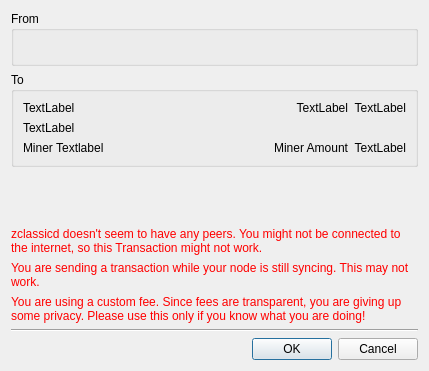
This is src/confirm.ui in zkcoreorg/zcl-qt-wallet as Qt 5 draws it before an edit. The edited form follows.
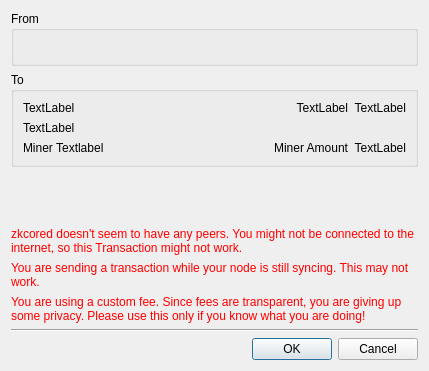
This is the edited form.

```diff
--- a/src/confirm.ui
+++ b/src/confirm.ui
@@ -152,7 +152,7 @@
       <string notr="true">color: red;</string>
      </property>
      <property name="text">
-      <string>zclassicd doesn't seem to have any peers. You might not be connected to the internet, so this Transaction might not work.</string>
+      <string>zkcored doesn't seem to have any peers. You might not be connected to the internet, so this Transaction might not work.</string>
      </property>
      <property name="wordWrap">
       <bool>true</bool>
```
